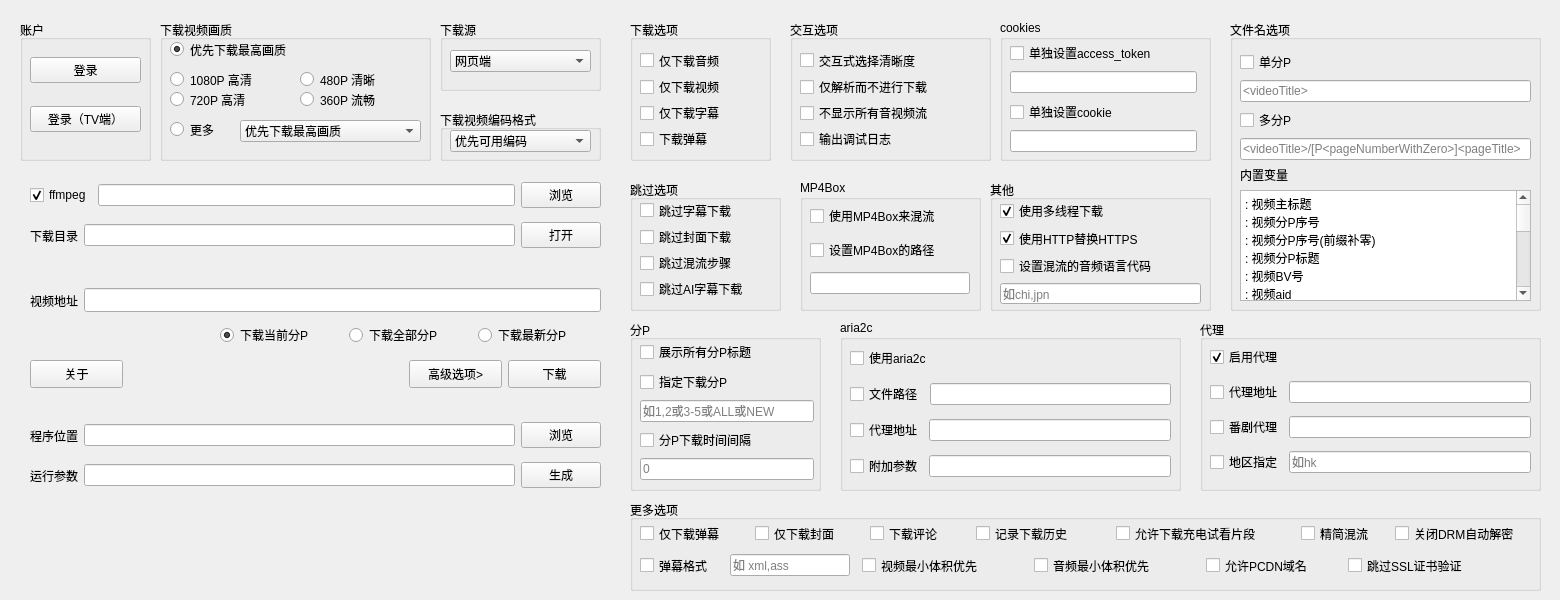
Above: BBDown_GUI/UI/main.ui from aliveranme/BBDown_GUI before the change. Below: the same form after it.
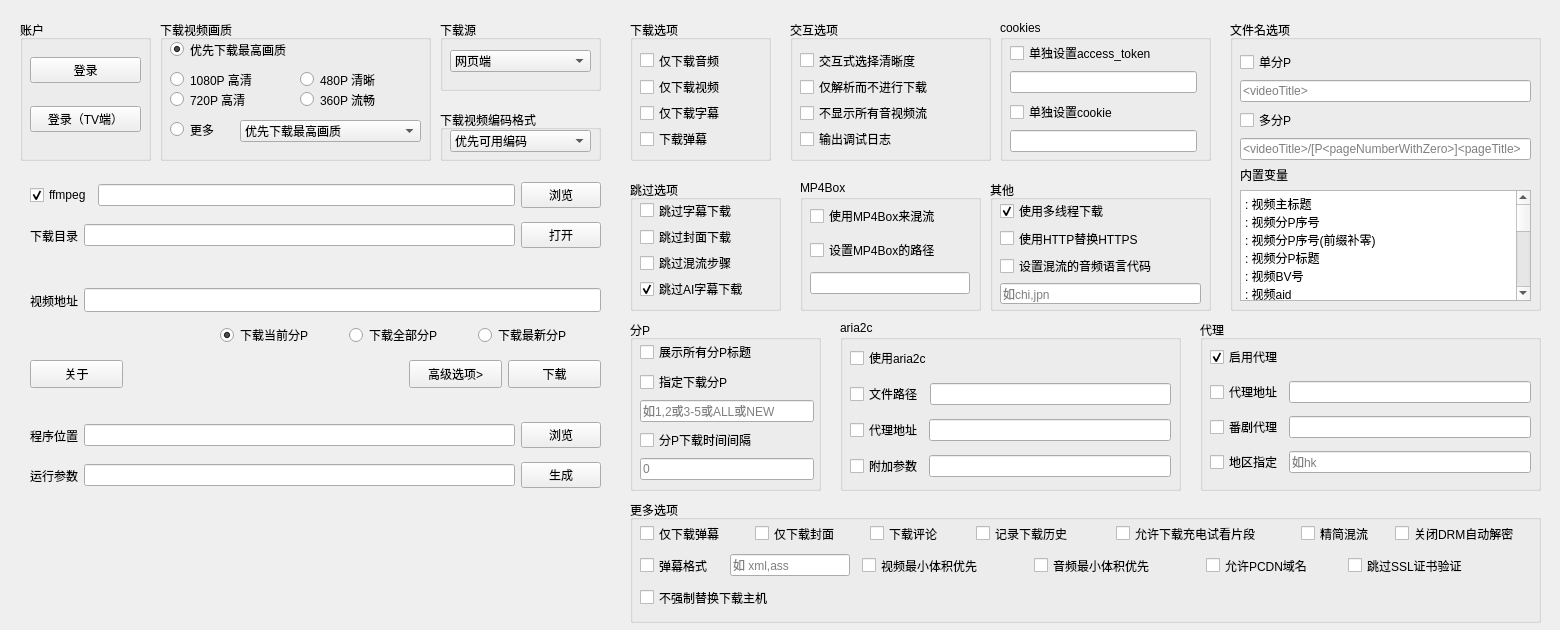
That is the form after the change.

Commit message:
fix: honor option checkboxes regardless of advanced panel collapse
- 更多选项 flags (--cover-only etc.) take effect whenever checked, even after the panel is collapsed
- align skip-ai/force-http defaults with CLI defaults; save config on window close
- add --force-replace-host switch; window height 600 -> 630

Patch:
```diff
--- a/BBDown_GUI/UI/main.ui
+++ b/BBDown_GUI/UI/main.ui
@@ -7,7 +7,7 @@
     <x>0</x>
     <y>0</y>
     <width>1560</width>
-    <height>600</height>
+    <height>630</height>
    </rect>
   </property>
   <property name="minimumSize">
@@ -19,7 +19,7 @@
   <property name="maximumSize">
    <size>
     <width>1560</width>
-    <height>600</height>
+    <height>630</height>
    </size>
   </property>
   <property name="windowTitle">
@@ -757,6 +757,10 @@
        <property name="text">
         <string>跳过AI字幕下载</string>
        </property>
+       <!-- 默认勾选与 CLI 默认值（skip-ai = true）对齐：展开高级面板不应改变折叠时的下载行为 -->
+       <property name="checked">
+        <bool>true</bool>
+       </property>
       </widget>
      </item>
     </layout>
@@ -800,7 +804,7 @@
         <string>使用HTTP替换HTTPS</string>
        </property>
        <property name="checked">
-        <bool>true</bool>
+        <bool>false</bool>
        </property>
       </widget>
      </item>
@@ -1247,7 +1251,7 @@
      <x>630</x>
      <y>500</y>
      <width>911</width>
-     <height>91</height>
+     <height>123</height>
     </rect>
    </property>
    <property name="title">
@@ -1458,6 +1462,22 @@
      <string>跳过SSL证书验证</string>
     </property>
    </widget>
+   <widget class="QCheckBox" name="checkBox_force_replace">
+    <property name="geometry">
+     <rect>
+      <x>10</x>
+      <y>88</y>
+      <width>175</width>
+      <height>19</height>
+     </rect>
+    </property>
+    <property name="toolTip">
+     <string>&lt;html&gt;&lt;head/&gt;&lt;body&gt;&lt;p&gt;默认强制将下载服务器替换为备份镜像；勾选后改用接口返回的原始地址（--force-replace-host false），当备份镜像返回 404 下载失败时可尝试&lt;/p&gt;&lt;/body&gt;&lt;/html&gt;</string>
+    </property>
+    <property name="text">
+     <string>不强制替换下载主机</string>
+    </property>
+   </widget>
   </widget>
  </widget>
  <resources/>
```
Left out of the diff: 1 changed line with no effect on the pictures. The commit also changes 2 other files.
